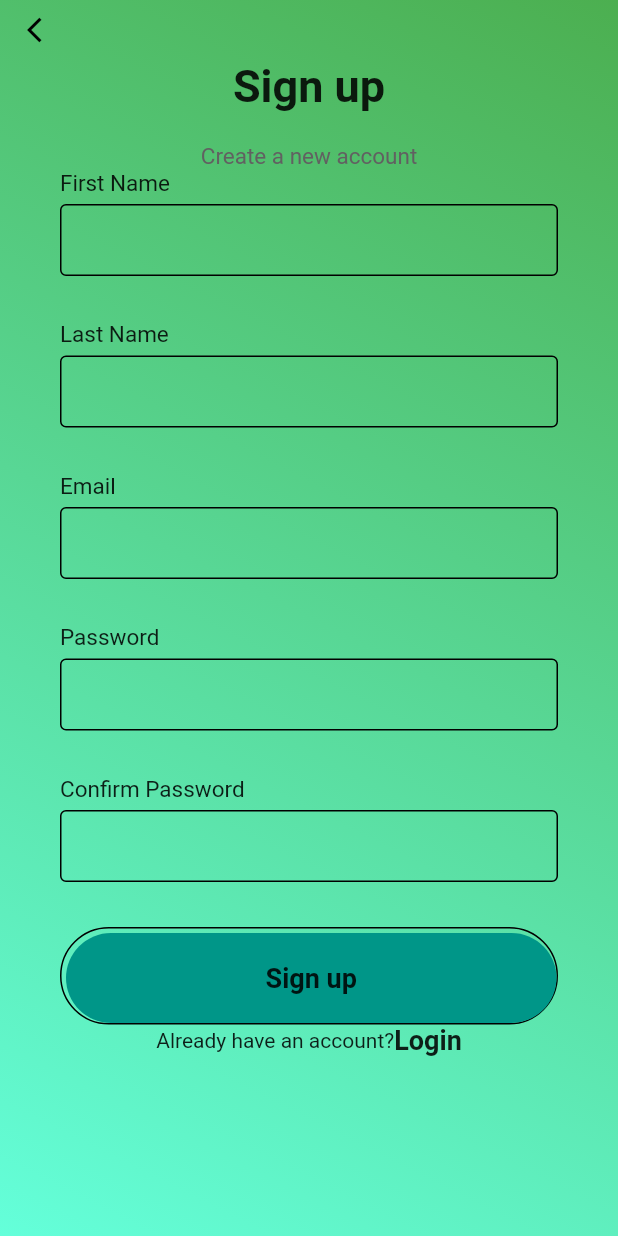
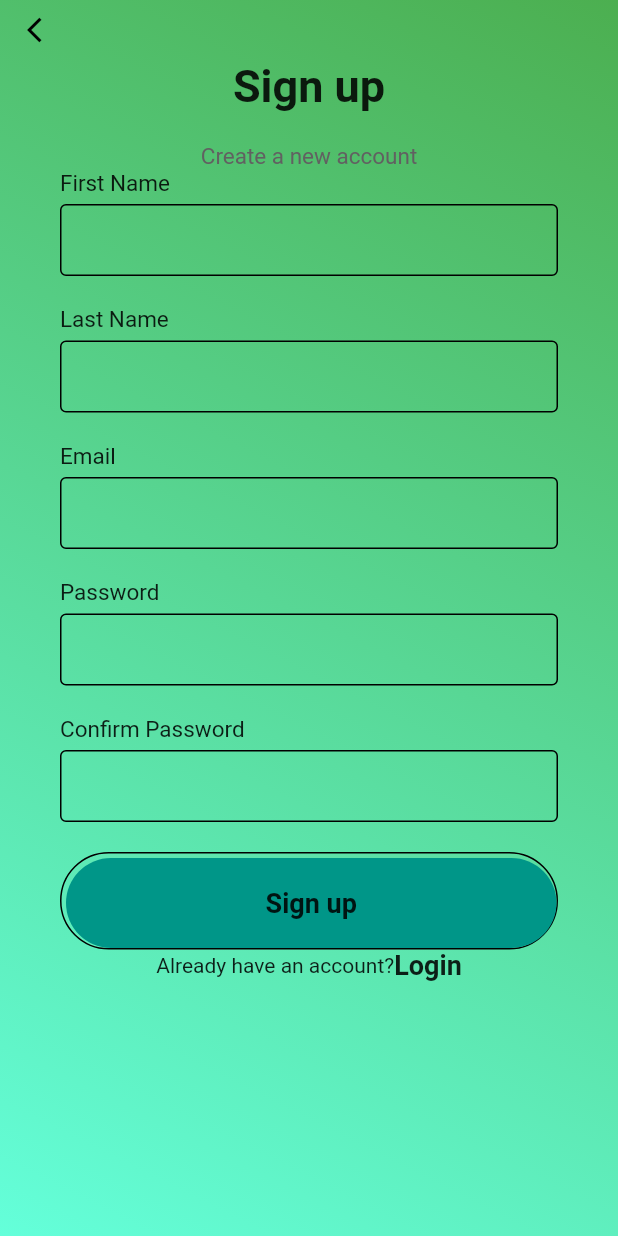
Before and after one commit to krishna-thapa/inspirational-quote-flutter, a Flutter app: the SignupPage screen opened directly, on a phone screen of 412 x 824 dp. Run offline on Flutter 3.47's test engine with Material 2 defaults, Android fonts, the phone set to English and light mode, and no system bars; our stand-ins replace simple_animations, supercharged.

Commit message:
Updated size on sign up text fields

```diff
--- a/lib/widgets/input_field.dart
+++ b/lib/widgets/input_field.dart
@@ -22,7 +22,7 @@ class _InputFieldState extends State<InputField> {
           fontWeight: FontWeight.w400,
           color: Colors.black87
         )),
-        SizedBox(height: 5,),
+        SizedBox(height: 5),
         TextField(
           obscureText: widget.obscureText,
           decoration: InputDecoration(
@@ -35,7 +35,7 @@ class _InputFieldState extends State<InputField> {
             )
           ),
         ),
-        SizedBox(height: 30,),
+        SizedBox(height: 20,),
       ],
     );
   }
```
